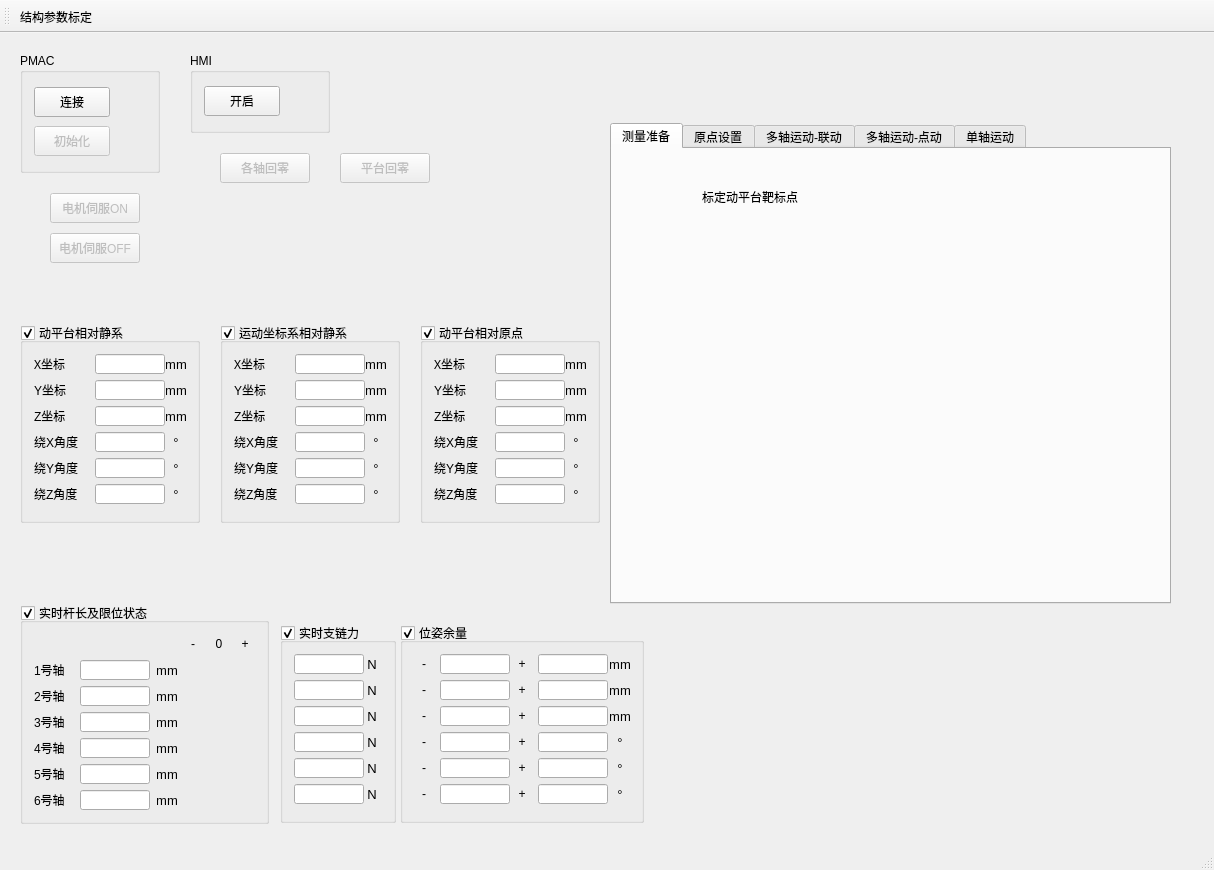
The window that SixUpsUiAo/SixUpsUiAo.ui (Wao1996/SixUpsUiAo) describes before a commit, drawn with Qt 5.
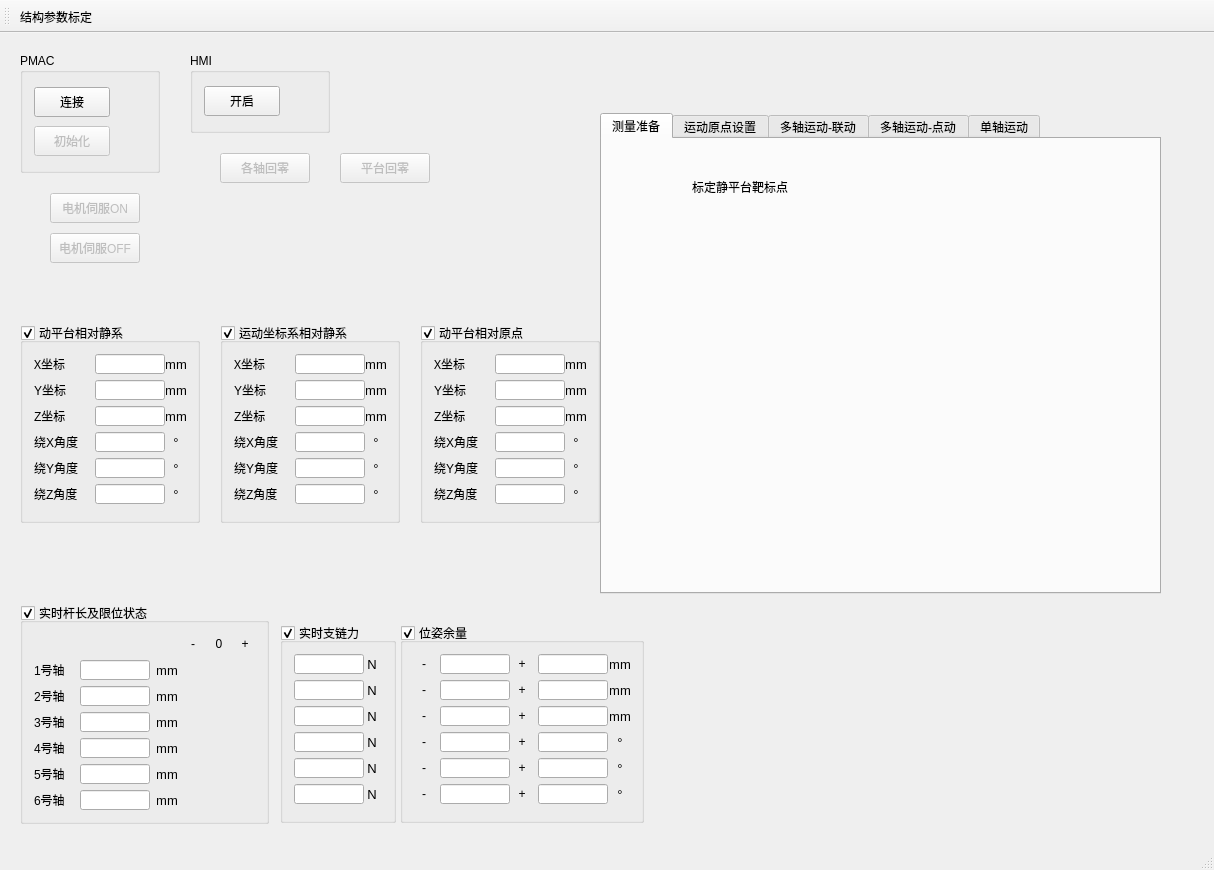
The same window after the commit. The open tabs and pages were chosen to show the change. Icons and pictures are not drawn.

The edit to the form file:
```diff
--- a/SixUpsUiAo/SixUpsUiAo.ui
+++ b/SixUpsUiAo/SixUpsUiAo.ui
@@ -2796,8 +2796,8 @@
     </property>
     <property name="geometry">
      <rect>
-      <x>610</x>
-      <y>90</y>
+      <x>600</x>
+      <y>80</y>
       <width>561</width>
       <height>481</height>
      </rect>
@@ -2819,13 +2819,13 @@
        </rect>
       </property>
       <property name="text">
-       <string>标定动平台靶标点</string>
+       <string>标定静平台靶标点</string>
       </property>
      </widget>
     </widget>
     <widget class="QWidget" name="tab_setOrigin">
      <attribute name="title">
-      <string>原点设置</string>
+      <string>运动原点设置</string>
      </attribute>
      <widget class="QRadioButton" name="MsetOriginRBtn">
       <property name="enabled">
```
Left out of the diff: 2 changed lines with no effect on the pictures.
